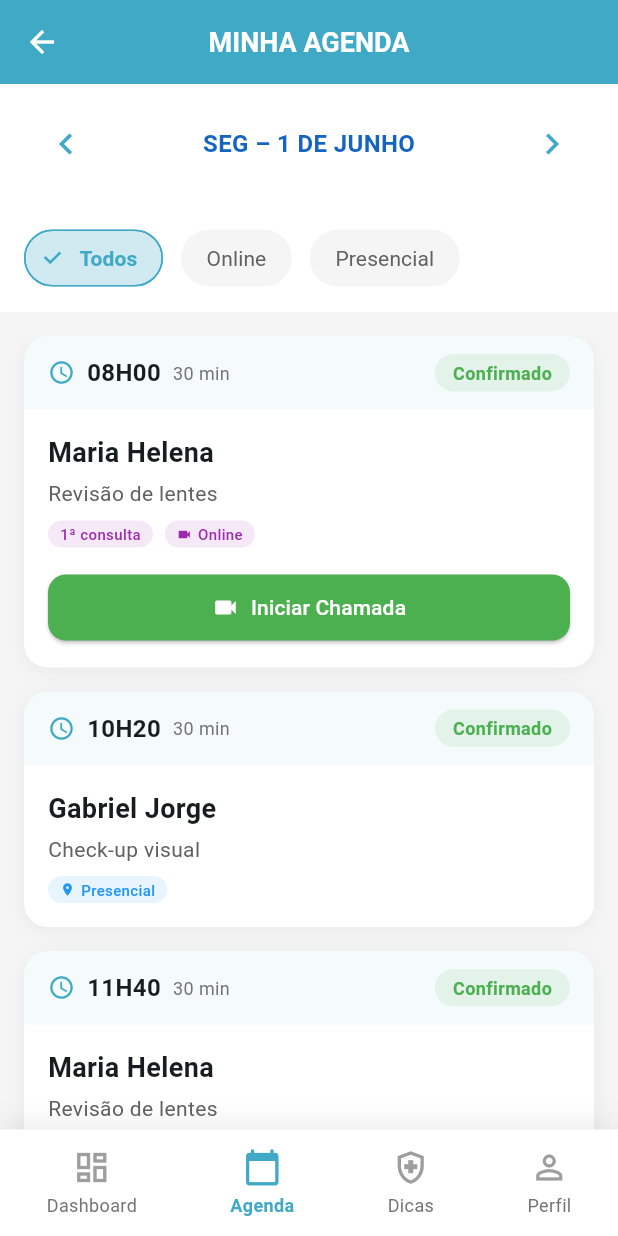
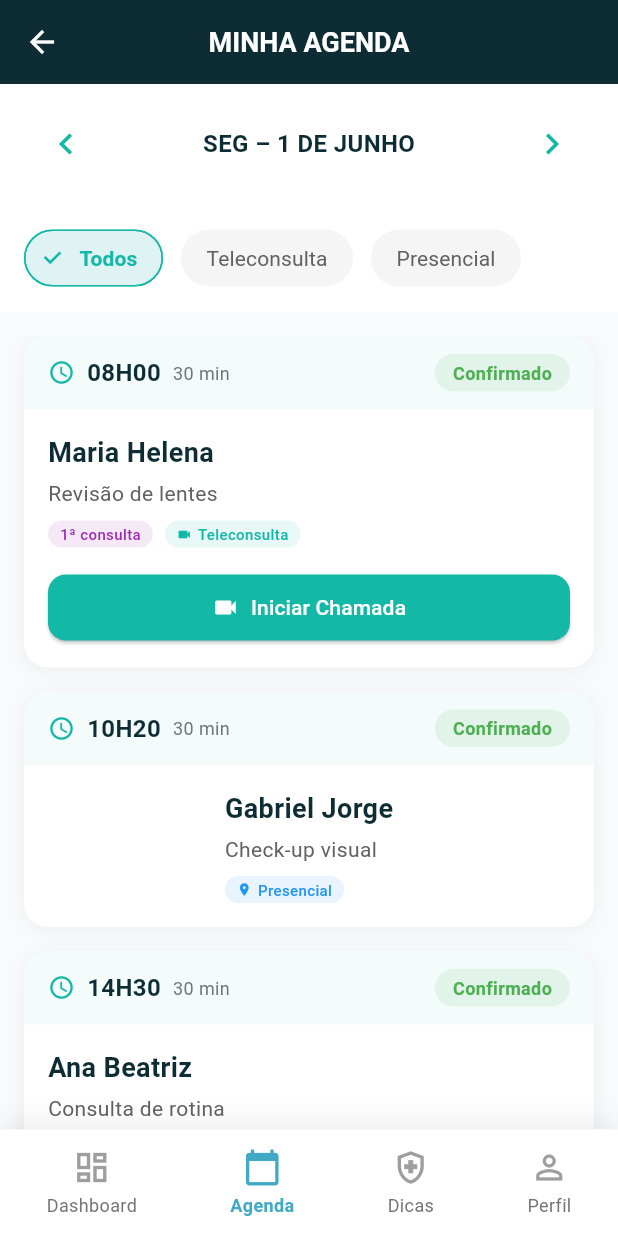
Before and after one commit to kaorishi11/flutter_virtualhealth, a Flutter app: the AgendamentosPacientesPage screen opened by its route, on a phone screen of 412 x 824 dp. Run offline on Flutter 3.47's test engine with Material 3 defaults, Android fonts, the phone set to English and light mode, and no system bars; our stand-ins replace flutter_map, image_picker, latlong2, shared_preferences, supabase_flutter, video_player; missing offline and left inert: jitsi_meet_flutter_sdk; accounts and stored records are empty.

Commit message:
feat: update appointment types and enhance UI with color palette adjustments

```diff
--- a/lib/medico/agendamentosMe.dart
+++ b/lib/medico/agendamentosMe.dart
@@ -21,9 +21,10 @@
   bool _isLoading = false;
   bool _isLoggedIn = false;
   String? _userName;
+  String? _userTipo;
   Map<String, dynamic>? _userProfile;
 
-  final List<String> _tiposFiltro = ['Todos', 'Online', 'Presencial'];
+  final List<String> _tiposFiltro = ['Todos', 'Teleconsulta', 'Presencial'];
 
   // Dados mockados de agendamentos do médico
   final List<Map<String, dynamic>> _mockAppointments = [
@@ -32,7 +33,7 @@
       'paciente': 'Maria Helena',
       'pacienteId': 'pac_001',
       'descricao': 'Revisão de lentes',
-      'tipo': 'Online',
+      'tipo': 'Teleconsulta',
       'horario': '08:00',
       'duracao': '30 min',
       'status': 'confirmado',
@@ -51,18 +52,35 @@
     },
     {
       'id': '3',
-      'paciente': 'Maria Helena',
-      'pacienteId': 'pac_001',
-      'descricao': 'Revisão de lentes',
-      'tipo': 'Online',
-      'horario': '11:40',
+      'paciente': 'Ana Beatriz',
+      'pacienteId': 'pac_003',
+      'descricao': 'Consulta de rotina',
+      'tipo': 'Teleconsulta',
+      'horario': '14:30',
       'duracao': '30 min',
       'status': 'confirmado',
-      'isPrimeiraConsulta': true,
+      'isPrimeiraConsulta': false,
+    },
+    {
+      'id': '4',
+      'paciente': 'Carlos Eduardo',
+      'pacienteId': 'pac_004',
+      'descricao': 'Retorno de cirurgia',
+      'tipo': 'Presencial',
+      'horario': '16:00',
+      'duracao': '45 min',
+      'status': 'confirmado',
+      'isPrimeiraConsulta': false,
     },
   ];
 
   List<Map<String, dynamic>> _filteredAppointments = [];
+
+  // Paleta de cores do Virtual Health
+  final Color primaryColor = const Color(0xFF14B8A6);
+  final Color secondaryColor = const Color(0xFF0D2C33);
+  final Color backgroundColor = const Color(0xFFF8FAFC);
+  final Color cardColor = Colors.white;
 
   @override
   void initState() {
@@ -82,12 +100,13 @@
           setState(() {
             _isLoggedIn = true;
             _userProfile = profile;
-            _userName = profile['nome_completo']?.split(' ')[0] ?? 'Médico';
+            _userName = profile['nome']?.split(' ')[0] ?? 'Médico';
+            _userTipo = profile['tipo'] ?? 'medico';
           });
         }
       }
     } catch (e) {
-      print('Erro ao verificar auth: $e');
+      debugPrint('Erro ao verificar auth: $e');
     }
   }
 
@@ -137,7 +156,7 @@
               child: const Text('Cancelar')),
           TextButton(
               onPressed: () => Navigator.pop(context, true),
-              child: const Text('Sair')),
+              child: const Text('Sair', style: TextStyle(color: Color(0xFF14B8A6)))),
         ],
       ),
     );
@@ -172,7 +191,7 @@
               children: [
                 CircleAvatar(
                   radius: 40,
-                  backgroundColor: const Color(0xFF3FA9C6),
+                  backgroundColor: primaryColor,
                   child: Text(
                     _userName != null && _userName!.isNotEmpty
                         ? _userName![0].toUpperCase()
@@ -182,19 +201,20 @@
                 ),
                 const SizedBox(height: 15),
                 Text(
-                  _userProfile?['nome_completo'] ?? 'Médico',
+                  _userProfile?['nome'] ?? 'Médico',
                   style: const TextStyle(
                       fontSize: 22, fontWeight: FontWeight.bold),
+                  textAlign: TextAlign.center,
                 ),
                 Text(
-                  'Médico',
+                  _getTipoDisplay(_userTipo),
                   style: const TextStyle(color: Colors.grey),
                 ),
                 const SizedBox(height: 20),
                 const Divider(),
                 ListTile(
                   leading: const Icon(Icons.person_outline,
-                      color: Color(0xFF1565C0)),
+                      color: Color(0xFF14B8A6)),
                   title: const Text('Meu Perfil'),
                   onTap: () {
                     Navigator.pop(context);
@@ -203,7 +223,7 @@
                 ),
                 ListTile(
                   leading: const Icon(Icons.health_and_safety,
-                      color: Color(0xFF1565C0)),
+                      color: Color(0xFF14B8A6)),
                   title: const Text('Dicas de Saúde'),
                   onTap: () {
                     Navigator.pop(context);
@@ -228,6 +248,19 @@
     );
   }
 
+  String _getTipoDisplay(String? tipo) {
+    switch (tipo) {
+      case 'paciente':
+        return 'Paciente';
+      case 'medico':
+        return 'Médico';
+      case 'admin':
+        return 'Administrador';
+      default:
+        return 'Médico';
+    }
+  }
+
   String _formatarDataPersonalizada() {
     const meses = [
       'JANEIRO',
@@ -244,7 +277,7 @@
       'DEZEMBRO'
     ];
 
-    const dias = ['SEG', 'TER', 'QUA', 'QUI', 'SEX', 'SAB', 'DOM'];
+    const dias = ['SEG', 'TER', 'QUA', 'QUI', 'SEX', 'SÁB', 'DOM'];
 
     final diaSemana = dias[_dataSelecionada.weekday - 1];
     final dia = _dataSelecionada.day;
@@ -257,16 +290,25 @@
     return horario.replaceFirst(':', 'H');
   }
 
+  // Função auxiliar para criar cor com opacidade (compatível com Flutter Web)
+  Color _colorWithOpacity(Color color, double opacity) {
+    return Color.fromRGBO(color.red, color.green, color.blue, opacity);
+  }
+
   @override
   Widget build(BuildContext context) {
     return Scaffold(
-      backgroundColor: const Color(0xFFF5F5F5),
+      backgroundColor: backgroundColor,
       appBar: AppBar(
         title: const Text('MINHA AGENDA'),
-        backgroundColor: const Color(0xFF3FA9C6),
+        backgroundColor: secondaryColor,
         foregroundColor: Colors.white,
         elevation: 0,
         centerTitle: true,
+        leading: IconButton(
+          icon: const Icon(Icons.arrow_back),
+          onPressed: () => Navigator.pop(context),
+        ),
       ),
       body: Column(
         children: [
@@ -290,7 +332,7 @@
       bottomNavigationBar: MedicoBottomNavBar(
         currentIndex: 1,
         onProfileTap: () {
-          Navigator.pushNamed(context, '/medico/perfil');
+          _showUserMenu();
         },
       ),
     );
@@ -299,27 +341,27 @@
   Widget _buildDataHeader() {
     return Container(
       padding: const EdgeInsets.symmetric(horizontal: 20, vertical: 16),
-      color: Colors.white,
+      color: cardColor,
       child: Row(
         mainAxisAlignment: MainAxisAlignment.spaceBetween,
         children: [
           IconButton(
             icon: const Icon(Icons.chevron_left, size: 28),
             onPressed: () => _mudarData(-1),
-            color: const Color(0xFF3FA9C6),
+            color: primaryColor,
           ),
           Text(
             _formatarDataPersonalizada(),
-            style: const TextStyle(
+            style: TextStyle(
               fontSize: 16,
               fontWeight: FontWeight.bold,
-              color: Color(0xFF1565C0),
+              color: secondaryColor,
             ),
           ),
           IconButton(
             icon: const Icon(Icons.chevron_right, size: 28),
             onPressed: () => _mudarData(1),
-            color: const Color(0xFF3FA9C6),
+            color: primaryColor,
           ),
         ],
       ),
@@ -329,7 +371,7 @@
   Widget _buildFiltros() {
     return Container(
       padding: const EdgeInsets.symmetric(horizontal: 16, vertical: 12),
-      color: Colors.white,
+      color: cardColor,
       child: Row(
         children: _tiposFiltro.map((tipo) {
           final isSelected = _filtroTipo == tipo;
@@ -345,16 +387,15 @@
                 });
               },
               backgroundColor: Colors.grey[100],
-              selectedColor: const Color(0xFF3FA9C6).withOpacity(0.2),
-              checkmarkColor: const Color(0xFF3FA9C6),
+              selectedColor: _colorWithOpacity(primaryColor, 0.1),
+              checkmarkColor: primaryColor,
               labelStyle: TextStyle(
-                color: isSelected ? const Color(0xFF3FA9C6) : Colors.grey[700],
+                color: isSelected ? primaryColor : Colors.grey[700],
                 fontWeight: isSelected ? FontWeight.w600 : FontWeight.normal,
               ),
               shape: StadiumBorder(
                 side: BorderSide(
-                  color:
-                      isSelected ? const Color(0xFF3FA9C6) : Colors.transparent,
+                  color: isSelected ? primaryColor : Colors.transparent,
                   width: 1,
                 ),
               ),
@@ -387,7 +428,7 @@
   }
 
   Widget _buildAppointmentCard(Map<String, dynamic> appointment) {
-    final isOnline = appointment['tipo'] == 'Online';
+    final isOnline = appointment['tipo'] == 'Teleconsulta';
     final isPrimeiraConsulta = appointment['isPrimeiraConsulta'] == true;
     final isConfirmado = appointment['status'] == 'confirmado';
     final podeIniciar = isOnline && isConfirmado;
@@ -400,11 +441,11 @@
     return Container(
       margin: const EdgeInsets.only(bottom: 16),
       decoration: BoxDecoration(
-        color: Colors.white,
+        color: cardColor,
         borderRadius: BorderRadius.circular(16),
         boxShadow: [
           BoxShadow(
-            color: Colors.black.withOpacity(0.05),
+            color: _colorWithOpacity(Colors.black, 0.05),
             blurRadius: 10,
             offset: const Offset(0, 2),
           ),
@@ -415,7 +456,7 @@
           Container(
             padding: const EdgeInsets.symmetric(horizontal: 16, vertical: 12),
             decoration: BoxDecoration(
-              color: const Color(0xFF3FA9C6).withOpacity(0.05),
+              color: _colorWithOpacity(primaryColor, 0.05),
               borderRadius: const BorderRadius.only(
                 topLeft: Radius.circular(16),
                 topRight: Radius.circular(16),
@@ -427,13 +468,14 @@
                 Row(
                   children: [
                     Icon(Icons.access_time,
-                        size: 18, color: const Color(0xFF3FA9C6)),
+                        size: 18, color: primaryColor),
                     const SizedBox(width: 8),
                     Text(
                       _formatarHorario(horario),
-                      style: const TextStyle(
+                      style: TextStyle(
                         fontSize: 16,
                         fontWeight: FontWeight.bold,
+                        color: secondaryColor,
                       ),
                     ),
                     const SizedBox(width: 8),
@@ -447,7 +489,7 @@
                   padding:
                       const EdgeInsets.symmetric(horizontal: 12, vertical: 4),
                   decoration: BoxDecoration(
-                    color: Colors.green.withOpacity(0.1),
+                    color: _colorWithOpacity(Colors.green, 0.1),
                     borderRadius: BorderRadius.circular(20),
                   ),
                   child: const Text(
@@ -469,9 +511,10 @@
               children: [
                 Text(
                   pacienteNome,
-                  style: const TextStyle(
+                  style: TextStyle(
                     fontSize: 18,
                     fontWeight: FontWeight.bold,
+                    color: secondaryColor,
                   ),
                 ),
                 const SizedBox(height: 4),
@@ -480,14 +523,16 @@
                   style: TextStyle(fontSize: 14, color: Colors.grey[700]),
                 ),
                 const SizedBox(height: 8),
-                Row(
+                Wrap(
+                  spacing: 8,
+                  runSpacing: 4,
                   children: [
                     if (isPrimeiraConsulta)
                       Container(
                         padding: const EdgeInsets.symmetric(
                             horizontal: 8, vertical: 2),
                         decoration: BoxDecoration(
-                          color: Colors.purple.withOpacity(0.1),
+                          color: _colorWithOpacity(Colors.purple, 0.1),
                           borderRadius: BorderRadius.circular(12),
                         ),
                         child: const Text(
@@ -499,14 +544,13 @@
                           ),
                         ),
                       ),
-                    if (isPrimeiraConsulta) const SizedBox(width: 8),
                     Container(
                       padding: const EdgeInsets.symmetric(
                           horizontal: 8, vertical: 2),
                       decoration: BoxDecoration(
                         color: isOnline
-                            ? Colors.purple.withOpacity(0.1)
-                            : Colors.blue.withOpacity(0.1),
+                            ? _colorWithOpacity(primaryColor, 0.1)
+                            : _colorWithOpacity(Colors.blue, 0.1),
                         borderRadius: BorderRadius.circular(12),
                       ),
                       child: Row(
@@ -515,14 +559,14 @@
                           Icon(
                             isOnline ? Icons.videocam : Icons.location_on,
                             size: 10,
-                            color: isOnline ? Colors.purple : Colors.blue,
+                            color: isOnline ? primaryColor : Colors.blue,
                           ),
                           const SizedBox(width: 4),
                           Text(
                             appointment['tipo'] ?? 'Presencial',
                             style: TextStyle(
                               fontSize: 10,
-                              color: isOnline ? Colors.purple : Colors.blue,
+                              color: isOnline ? primaryColor : Colors.blue,
                               fontWeight: FontWeight.w500,
                             ),
                           ),
@@ -540,7 +584,7 @@
                       icon: const Icon(Icons.videocam, size: 18),
                       label: const Text('Iniciar Chamada'),
                       style: ElevatedButton.styleFrom(
-                        backgroundColor: Colors.green,
+                        backgroundColor: primaryColor,
                         foregroundColor: Colors.white,
                         padding: const EdgeInsets.symmetric(vertical: 12),
                         shape: RoundedRectangleBorder(
```
Also changed, not shown: lib/medico/medico_home.dart (+163 -95 lines).
